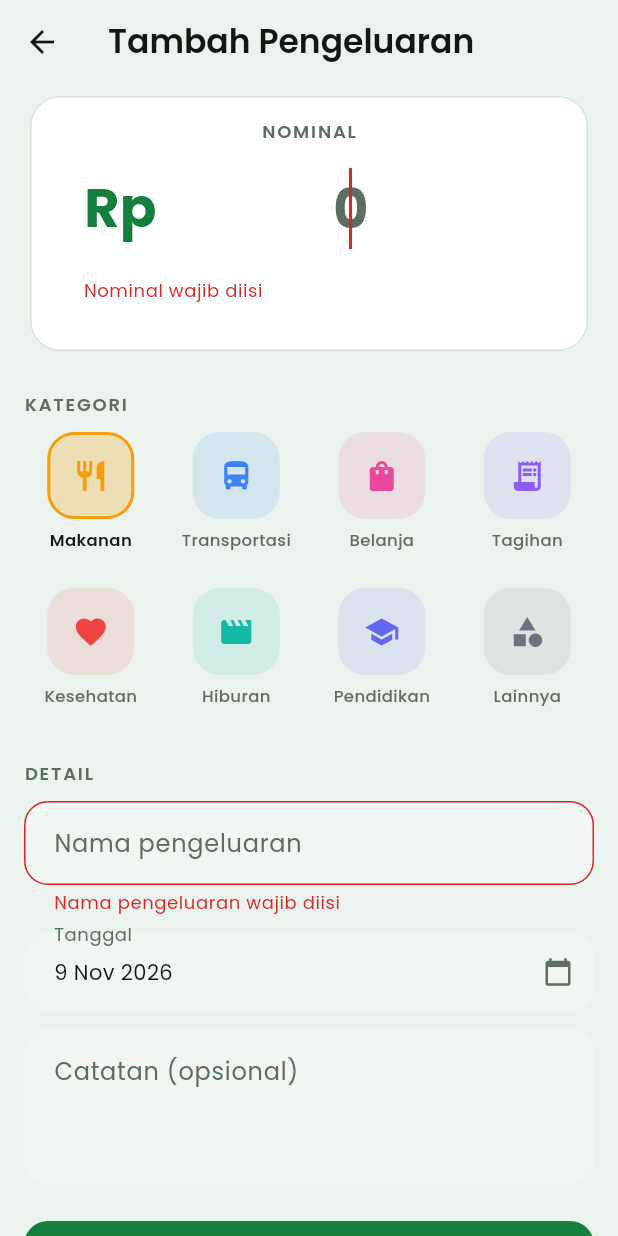
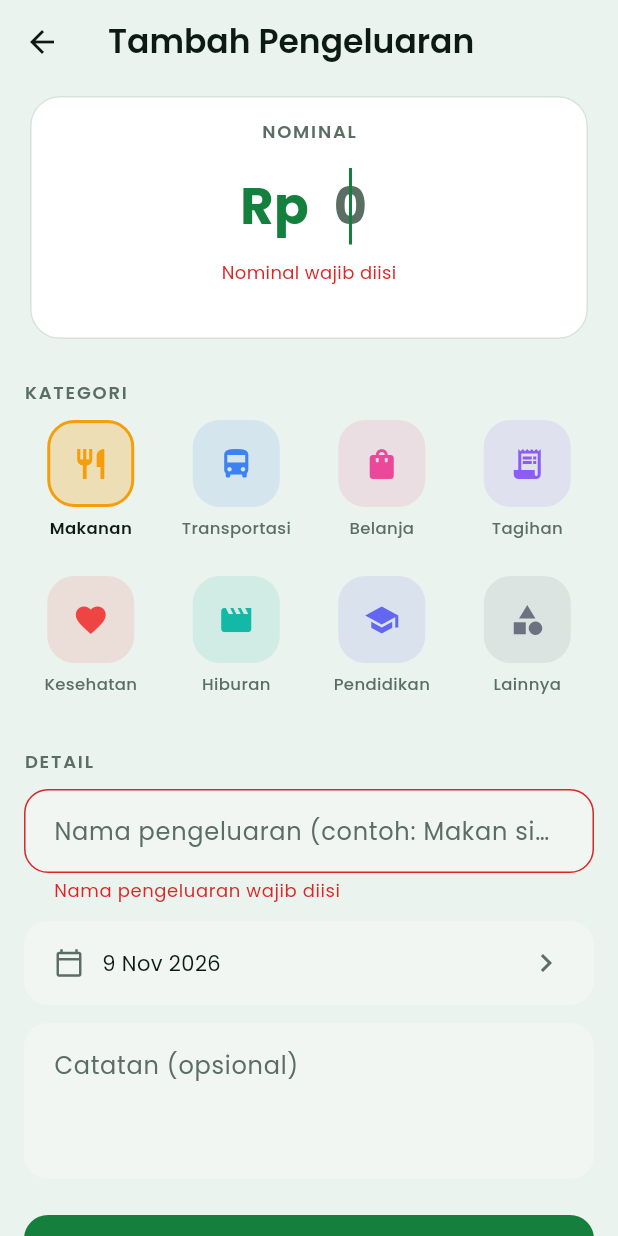
Before and after one commit to firmanakbarfadli-cmd/DompetKu, a Flutter app: the ExpenseFormScreen screen opened directly, after a tap on "Simpan", on a phone screen of 412 x 824 dp. Run offline on Flutter 3.47's test engine with Material 3 defaults, Android fonts, the phone set to English and light mode, and no system bars; our stand-ins replace fl_chart, pdf, share_plus, shared_preferences, sqflite; accounts and stored records are empty.

Commit message:
Redesain form tambah

```diff
--- a/lib/screens/expense_form_screen.dart
+++ b/lib/screens/expense_form_screen.dart
@@ -62,6 +62,14 @@ class _ExpenseFormScreenState extends State<ExpenseFormScreen> {
     if (picked != null) {
       setState(() => _date = DateTime(picked.year, picked.month, picked.day));
     }
+  }
+
+  String? _validateAmount() {
+    final v = _amountCtrl.text;
+    if (v.isEmpty) return 'Nominal wajib diisi';
+    final n = int.tryParse(v);
+    if (n == null || n <= 0) return 'Nominal harus lebih dari 0';
+    return null;
   }
 
   Future<void> _save() async {
@@ -148,56 +156,87 @@ class _ExpenseFormScreenState extends State<ExpenseFormScreen> {
                             fontWeight: FontWeight.w600,
                           ),
                         ),
-                        TextFormField(
+                        const SizedBox(height: 8),
+                        FormField<String>(
+                          autovalidateMode: AutovalidateMode.onUserInteraction,
+                          validator: (_) => _validateAmount(),
+                          builder: (state) => Column(
+                            children: [
+                              Row(
+                                mainAxisAlignment: MainAxisAlignment.center,
+                                crossAxisAlignment: CrossAxisAlignment.center,
+                                children: [
+                                  Text(
+                                    'Rp',
+                                    style: TextStyle(
+                                      fontSize: 34,
+                                      fontWeight: FontWeight.w700,
+                                      color: scheme.primary,
+                                    ),
+                                  ),
+                                  const SizedBox(width: 10),
+                                  IntrinsicWidth(
+                                    child: ConstrainedBox(
+                                      constraints: const BoxConstraints(
+                                          minWidth: 36, maxWidth: 250),
+                                      child: TextField(
                                         controller: _amountCtrl,
                                         autofocus: !widget.isEdit,
                                         textAlign: TextAlign.center,
                                         keyboardType: TextInputType.number,
                                         inputFormatters: [
-                            FilteringTextInputFormatter.digitsOnly,
+                                          FilteringTextInputFormatter
+                                              .digitsOnly,
                                           LengthLimitingTextInputFormatter(12),
                                         ],
+                                        onChanged: (v) => state.didChange(v),
                                         style: const TextStyle(
-                            fontSize: 36,
+                                          fontSize: 34,
                                           fontWeight: FontWeight.w700,
                                         ),
-                          decoration: InputDecoration(
-                            prefixText: 'Rp ',
-                            prefixStyle: TextStyle(
-                              fontSize: 36,
-                              fontWeight: FontWeight.w700,
-                              color: scheme.primary,
-                            ),
+                                        decoration: const InputDecoration(
                                           hintText: '0',
+                                          isCollapsed: true,
                                           filled: false,
+                                          contentPadding:
+                                              EdgeInsets.symmetric(vertical: 8),
                                           border: noBorder,
                                           enabledBorder: noBorder,
                                           focusedBorder: noBorder,
                                           errorBorder: noBorder,
                                           focusedErrorBorder: noBorder,
                                         ),
-                          validator: (v) {
-                            if (v == null || v.isEmpty) {
-                              return 'Nominal wajib diisi';
-                            }
-                            final n = int.tryParse(v);
-                            if (n == null || n <= 0) {
-                              return 'Nominal harus lebih dari 0';
-                            }
-                            return null;
-                          },
+                                      ),
+                                    ),
+                                  ),
+                                ],
+                              ),
+                              if (state.hasError)
+                                Padding(
+                                  padding: const EdgeInsets.only(top: 2),
+                                  child: Text(
+                                    state.errorText!,
+                                    style: TextStyle(
+                                        color: scheme.error, fontSize: 12),
+                                  ),
+                                ),
+                            ],
+                          ),
                         ),
                         ValueListenableBuilder<TextEditingValue>(
                           valueListenable: _amountCtrl,
                           builder: (context, value, _) {
                             final n = int.tryParse(value.text);
-                            return Text(
+                            return Padding(
+                              padding: const EdgeInsets.only(top: 4),
+                              child: Text(
                                 (n == null || n == 0)
                                     ? ' '
                                     : CurrencyFormatter.format(n),
                                 style: TextStyle(
                                   color: scheme.primary,
                                   fontWeight: FontWeight.w600,
+                                ),
                               ),
                             );
                           },
@@ -254,8 +293,9 @@ class _ExpenseFormScreenState extends State<ExpenseFormScreen> {
                                 fontWeight: selected
                                     ? FontWeight.w600
                                     : FontWeight.w500,
-                                color:
-                                    selected ? scheme.onSurface : scheme.outline,
+                                color: selected
+                                    ? scheme.onSurface
+                                    : scheme.outline,
                               ),
                             ),
                           ),
@@ -273,8 +313,7 @@ class _ExpenseFormScreenState extends State<ExpenseFormScreen> {
                   textCapitalization: TextCapitalization.sentences,
                   inputFormatters: [LengthLimitingTextInputFormatter(60)],
                   decoration: const InputDecoration(
-                    labelText: 'Nama pengeluaran',
-                    hintText: 'Contoh: Makan siang',
+                    hintText: 'Nama pengeluaran (contoh: Makan siang)',
                   ),
                   validator: (v) {
                     if (v == null || v.trim().isEmpty) {
@@ -288,11 +327,18 @@ class _ExpenseFormScreenState extends State<ExpenseFormScreen> {
                   onTap: _pickDate,
                   borderRadius: BorderRadius.circular(16),
                   child: InputDecorator(
-                    decoration: const InputDecoration(
-                      labelText: 'Tanggal',
-                      suffixIcon: Icon(Icons.calendar_today, size: 20),
+                    decoration: const InputDecoration(),
+                    child: Row(
+                      children: [
+                        Icon(Icons.calendar_today_outlined,
+                            size: 20, color: scheme.outline),
+                        const SizedBox(width: 12),
+                        Expanded(
+                          child: Text(DateHelper.formatDisplay(_date)),
                         ),
-                    child: Text(DateHelper.formatDisplay(_date)),
+                        Icon(Icons.chevron_right, color: scheme.outline),
+                      ],
+                    ),
                   ),
                 ),
                 const SizedBox(height: 12),
@@ -301,8 +347,7 @@ class _ExpenseFormScreenState extends State<ExpenseFormScreen> {
                   maxLines: 3,
                   inputFormatters: [LengthLimitingTextInputFormatter(200)],
                   decoration: const InputDecoration(
-                    labelText: 'Catatan (opsional)',
-                    alignLabelWithHint: true,
+                    hintText: 'Catatan (opsional)',
                   ),
                 ),
                 const SizedBox(height: 24),
```
Lines whose indentation alone changed are shown as unchanged.
